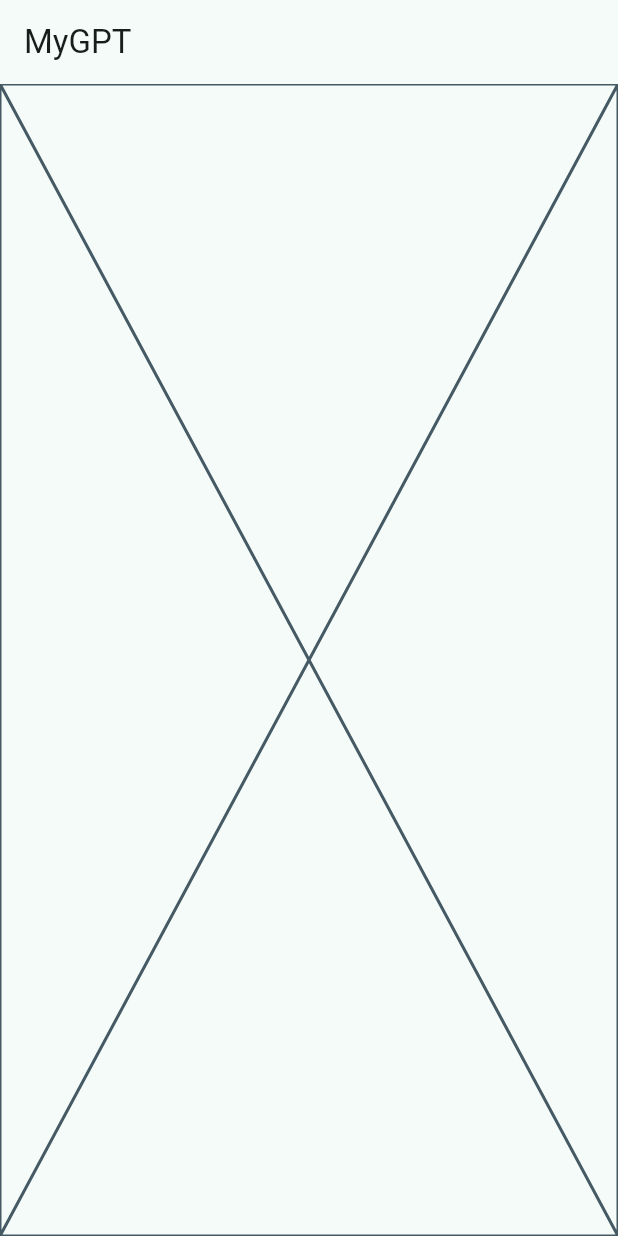
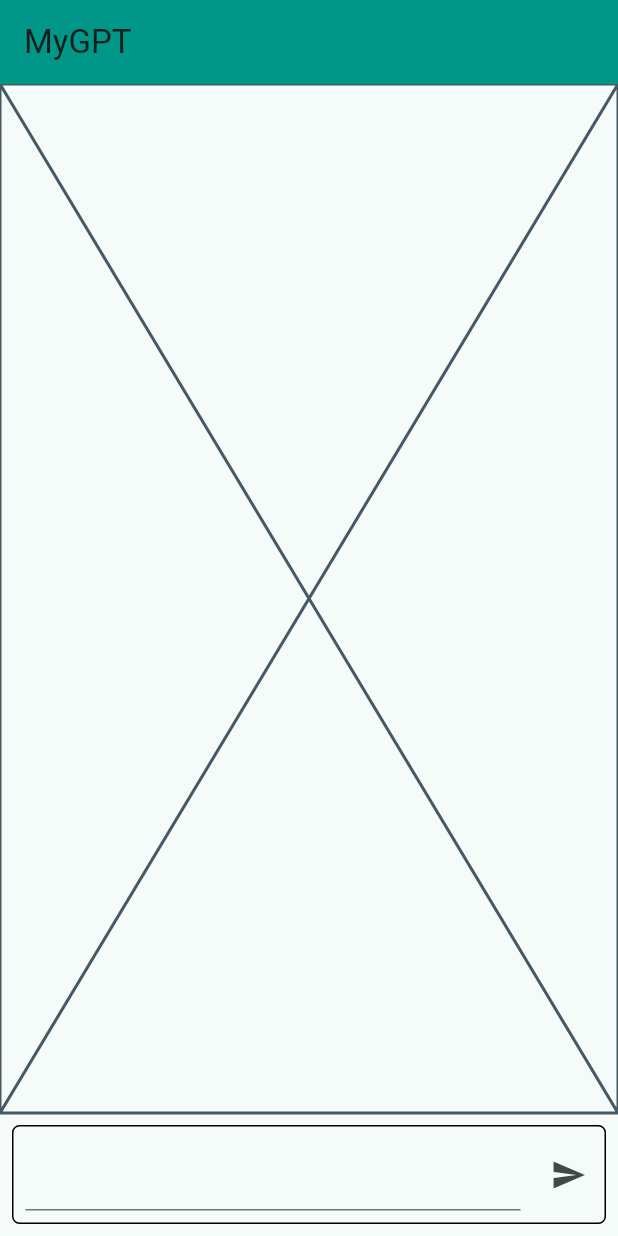
Before and after one commit to timmae219/my-gpt, a Flutter app: the screen it shows after launch, on a phone screen of 412 x 824 dp. Run offline on Flutter 3.47's test engine with Material 2 defaults, Android fonts, the phone set to English and light mode, and no system bars.

Commit message:
Applies a basic formatting to the view

```diff
--- /dev/null
+++ b/lib/constants.dart
@@ -0,0 +1,3 @@
+import 'package:flutter/material.dart';
+
+const myGptBaseColor = Colors.teal;
--- a/lib/main.dart
+++ b/lib/main.dart
@@ -1,4 +1,6 @@
 import 'package:flutter/material.dart';
+import 'package:mygpt/constants.dart';
+import 'package:mygpt/widgets/messages_container.dart';
 
 void main() {
   runApp(const MyApp());
@@ -11,8 +13,9 @@ class MyApp extends StatelessWidget {
   Widget build(BuildContext context) {
     return MaterialApp(
       title: 'MyGPT',
+      debugShowCheckedModeBanner: false,
       theme: ThemeData(
-        colorScheme: ColorScheme.fromSeed(seedColor: Colors.teal),
+        colorScheme: ColorScheme.fromSeed(seedColor: myGptBaseColor),
         useMaterial3: true,
       ),
       home: const MainView(),
@@ -27,9 +30,53 @@ class MainView extends StatelessWidget {
   Widget build(BuildContext context) {
     return Scaffold(
       appBar: AppBar(
+        automaticallyImplyLeading: false,
+        backgroundColor: myGptBaseColor,
         title: const Text('MyGPT'),
       ),
-      body: const Placeholder(),
+      body: const Column(
+        children: [
+          MessagesContainer(),
+          MessageInputPanel(),
+        ],
+      ),
     );
   }
 }
+
+class MessageInputPanel extends StatelessWidget {
+  const MessageInputPanel({
+    super.key,
+  });
+
+  @override
+  Widget build(BuildContext context) {
+    return Padding(
+      padding: const EdgeInsets.all(8.0),
+      child: Container(
+        decoration: BoxDecoration(
+          borderRadius: const BorderRadius.all(Radius.circular(5.0)),
+          border: Border.all(color: Colors.black),
+        ),
+        child: Row(
+          children: [
+            Expanded(
+                child: Padding(
+              padding: const EdgeInsets.all(8.0),
+              child: SingleChildScrollView(
+                scrollDirection: Axis.vertical,
+                child: TextFormField(
+                  maxLines: null,
+                ),
+              ),
+            )),
+            IconButton(
+              onPressed: () {},
+              icon: const Icon(Icons.send),
+            )
+          ],
+        ),
+      ),
+    );
+  }
+}
--- /dev/null
+++ b/lib/widgets/messages_container.dart
@@ -0,0 +1,14 @@
+import 'package:flutter/material.dart';
+
+class MessagesContainer extends StatelessWidget {
+  const MessagesContainer({
+    super.key,
+  });
+
+  @override
+  Widget build(BuildContext context) {
+    return const Expanded(
+      child: Placeholder(), // TODO: add MessagesContainer
+    );
+  }
+}
```
